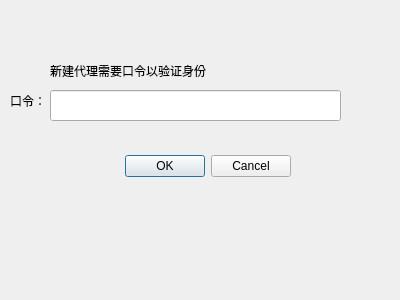
Above: qtUI/ProxyCancleVerify.ui from Hazel-svg/ProxySinature before the change. Below: the same form after it.
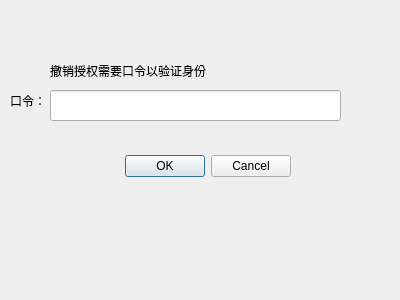
That is the form after the change.

Patch:
```diff
--- a/qtUI/ProxyCancleVerify.ui
+++ b/qtUI/ProxyCancleVerify.ui
@@ -39,7 +39,7 @@
     </rect>
    </property>
    <property name="text">
-    <string>新建代理需要口令以验证身份</string>
+    <string>撤销授权需要口令以验证身份</string>
    </property>
   </widget>
   <widget class="QLabel" name="label_password">
```
